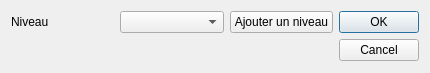
Old version of the form ComputreeGui/view/MainView/gfavoritesmenudialog.ui in the repository computree/computree-v3.
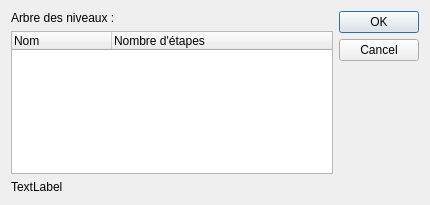
New version of the form.

```diff
--- a/ComputreeGui/view/MainView/gfavoritesmenudialog.ui
+++ b/ComputreeGui/view/MainView/gfavoritesmenudialog.ui
@@ -7,44 +7,40 @@
     <x>0</x>
     <y>0</y>
     <width>430</width>
-    <height>73</height>
+    <height>205</height>
    </rect>
   </property>
   <property name="windowTitle">
    <string>Ajout d'une étape aux favoris</string>
   </property>
-  <layout class="QHBoxLayout" name="horizontalLayout">
+  <layout class="QVBoxLayout" name="verticalLayout_2">
    <item>
-    <layout class="QGridLayout" name="gridLayout">
-     <item row="0" column="0">
+    <layout class="QHBoxLayout" name="horizontalLayout_2">
+     <property name="rightMargin">
+      <number>0</number>
+     </property>
+     <item>
+      <layout class="QVBoxLayout" name="verticalLayout">
+       <item>
       <widget class="QLabel" name="label">
        <property name="text">
-        <string>Niveau</string>
+          <string>Arbre des niveaux :</string>
        </property>
       </widget>
      </item>
-     <item row="0" column="1">
-      <widget class="QComboBox" name="comboBoxLevels"/>
-     </item>
-     <item row="0" column="2">
-      <widget class="QPushButton" name="pushButtonAddLevel">
+       <item>
+        <widget class="QTreeWidget" name="treeWidget">
+         <column>
        <property name="text">
-        <string>Ajouter un niveau</string>
-       </property>
-      </widget>
-     </item>
-     <item row="1" column="0">
-      <spacer name="verticalSpacer">
-       <property name="orientation">
-        <enum>Qt::Vertical</enum>
-       </property>
-       <property name="sizeHint" stdset="0">
-        <size>
-         <width>20</width>
-         <height>40</height>
-        </size>
-       </property>
-      </spacer>
+           <string>Nom</string>
+          </property>
+         </column>
+         <column>
+          <property name="text">
+           <string>Nombre d'étapes</string>
+          </property>
+         </column>
+        </widget>
      </item>
     </layout>
    </item>
@@ -55,6 +51,15 @@
      </property>
      <property name="standardButtons">
       <set>QDialogButtonBox::Cancel|QDialogButtonBox::Ok</set>
+       </property>
+      </widget>
+     </item>
+    </layout>
+   </item>
+   <item>
+    <widget class="QLabel" name="labelStepToAdd">
+     <property name="text">
+      <string>TextLabel</string>
      </property>
     </widget>
    </item>
```
Lines whose indentation alone changed are shown as unchanged.
